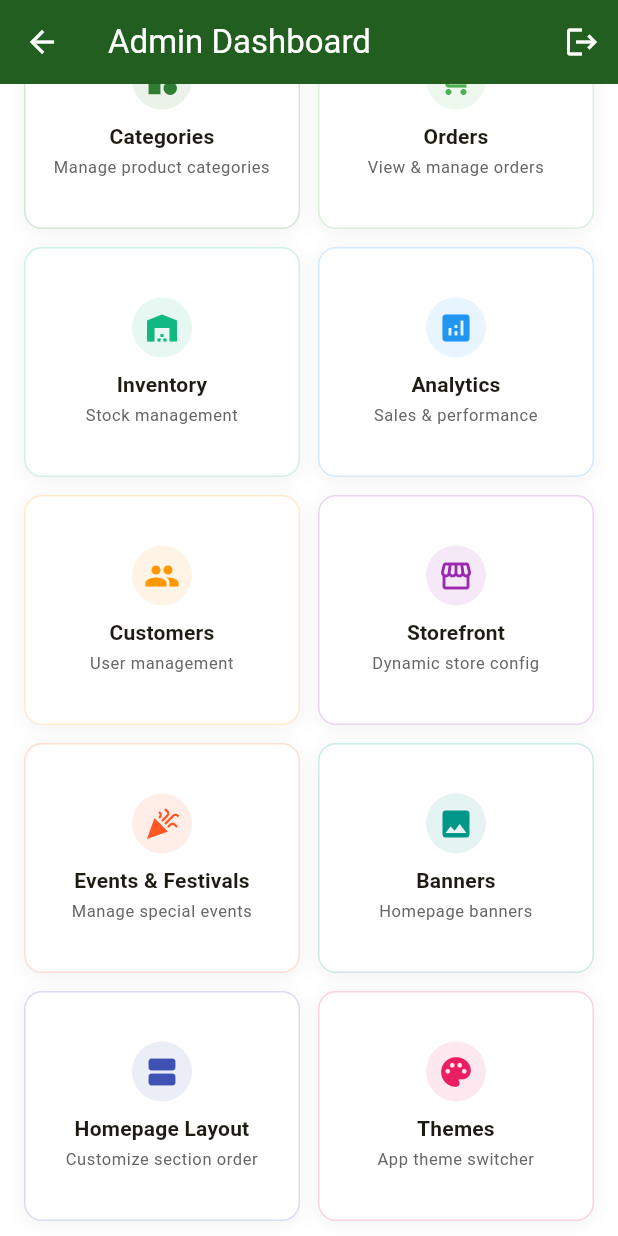
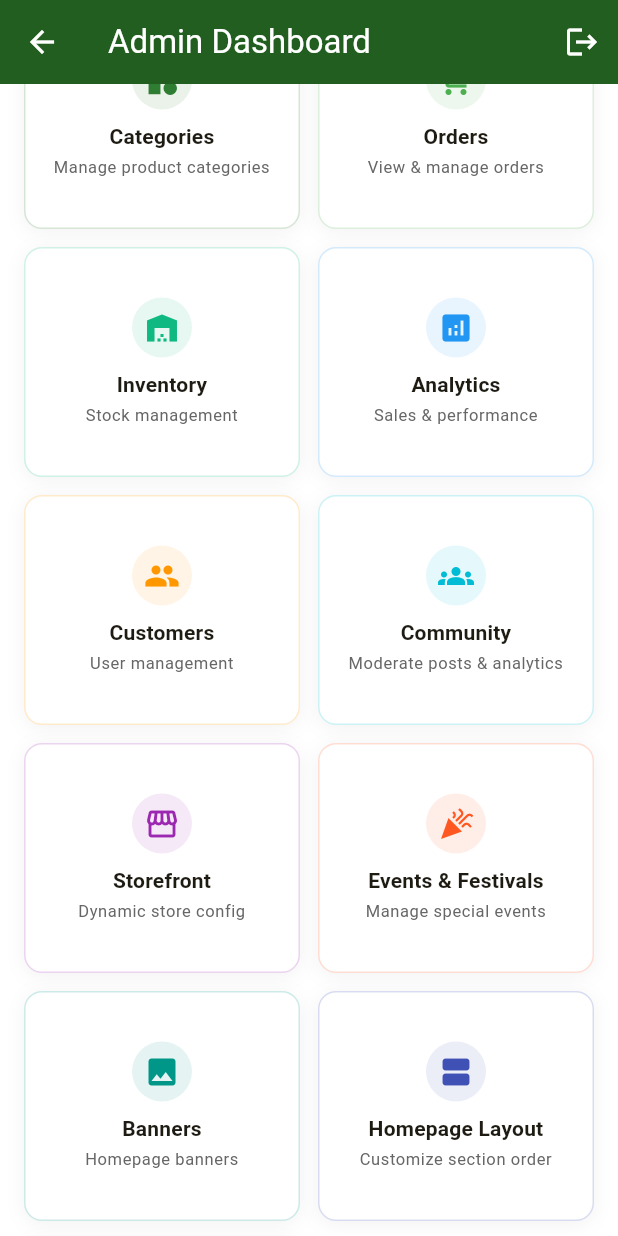
Before and after one commit to Umer9538/Thyne-Store, a Flutter app: the AdminDashboard screen opened by its route, scrolled down 576 dp, on a phone screen of 412 x 824 dp. Run offline on Flutter 3.47's test engine with Material 3 defaults, Android fonts, the phone set to English and light mode, and no system bars; our stand-ins replace badges, cached_network_image, chewie, file_picker, firebase_core, flutter_cache_manager and 13 more; accounts and stored records are empty; network calls fail.

Commit message:
Add Community management card to Admin Dashboard
- Added Community card to admin dashboard grid
- Cyan color with groups icon
- Routes to /admin/community for moderation
- Positioned after Customers, before Storefront
- Subtitle: Moderate posts & analytics

```diff
--- a/lib/screens/admin/admin_dashboard.dart
+++ b/lib/screens/admin/admin_dashboard.dart
@@ -336,6 +336,13 @@ class _AdminDashboardState extends State<AdminDashboard> {
         'route': '/admin/customers',
       },
       {
+        'title': 'Community',
+        'subtitle': 'Moderate posts & analytics',
+        'icon': Icons.groups,
+        'color': Colors.cyan,
+        'route': '/admin/community',
+      },
+      {
         'title': 'Storefront',
         'subtitle': 'Dynamic store config',
         'icon': Icons.storefront,
```
